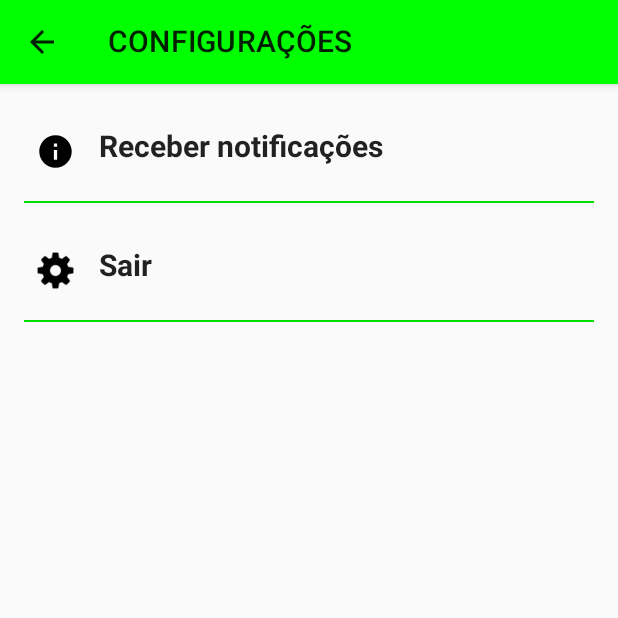
After one commit to MiltonDevSis/iChef, an Android app built with Jetpack Compose: the SettingsActivity screen opened directly, with no data from a screen before it, on a phone screen of 412 x 824 dp, the top half of it. The commit adds this screen. Run offline under Robolectric (Android 15) with nearby library versions, the phone set to English and light mode, and no system bars; our stand-ins replace Dagger/Hilt's generated code.

Commit message:
tela de settings

```diff
--- a/app/src/main/AndroidManifest.xml
+++ b/app/src/main/AndroidManifest.xml
@@ -56,5 +56,11 @@
             android:theme="@style/Theme.Design.Light"
             android:screenOrientation="portrait">
         </activity>
+        <activity
+            android:name=".presentation.presentation.dashboard.settings.SettingsActivity"
+            android:exported="false"
+            android:theme="@style/Theme.Design.Light"
+            android:screenOrientation="portrait">
+        </activity>
     </application>
 </manifest>
--- /dev/null
+++ b/app/src/main/java/com/mpfcoding/ichef_app/framework/navigation/DashboardNavigation.kt
@@ -0,0 +1,5 @@
+package com.mpfcoding.ichef_app.framework.navigation
+
+enum class DashboardNavigation{
+    HOME, PROFILE, SUPPORT, SETTINGS
+}
--- /dev/null
+++ b/app/src/main/java/com/mpfcoding/ichef_app/framework/navigation/DashboardRoutes.kt
@@ -0,0 +1,5 @@
+package com.mpfcoding.ichef_app.framework.navigation
+
+object DashboardRoutes{
+    const val SETTINGS = "settings"
+}
--- /dev/null
+++ b/app/src/main/java/com/mpfcoding/ichef_app/presentation/presentation/dashboard/settings/SettingsActivity.kt
@@ -0,0 +1,103 @@
+package com.mpfcoding.ichef_app.presentation.presentation.dashboard.settings
+
+import android.annotation.SuppressLint
+import android.content.Intent
+import android.os.Bundle
+import androidx.activity.ComponentActivity
+import androidx.activity.compose.setContent
+import androidx.compose.foundation.layout.Column
+import androidx.compose.material.Icon
+import androidx.compose.material.IconButton
+import androidx.compose.material.Text
+import androidx.compose.material.TopAppBar
+import androidx.compose.material.icons.Icons
+import androidx.compose.material.icons.filled.ArrowBack
+import androidx.compose.runtime.getValue
+import androidx.compose.runtime.mutableStateOf
+import androidx.compose.runtime.remember
+import androidx.compose.runtime.setValue
+import androidx.compose.ui.graphics.Color
+import androidx.compose.ui.res.painterResource
+import com.mpfcoding.ichef_app.R
+import com.mpfcoding.ichef_app.core.utils.TOOLBAR_COLOR
+import com.mpfcoding.ichef_app.core.utils.TOOLBAR_CONTENT_COLOR
+import com.mpfcoding.ichef_app.core.utils.fromHex
+import com.mpfcoding.ichef_app.framework.cache.SharedPrefs
+import com.mpfcoding.ichef_app.framework.util.AlertDialogComponent
+import com.mpfcoding.ichef_app.presentation.presentation.intro.IntroActivity
+import com.mpfcoding.ichef_app.presentation.theme.IChef_appTheme
+import dagger.hilt.android.AndroidEntryPoint
+import kotlinx.coroutines.ExperimentalCoroutinesApi
+import javax.inject.Inject
+
+@AndroidEntryPoint
+class SettingsActivity : ComponentActivity() {
+
+    @Inject
+    lateinit var sharedPrefs: SharedPrefs
+
+    //private val viewModel: MainViewModel by viewModels()
+
+    @OptIn(ExperimentalCoroutinesApi::class)
+    @SuppressLint("CoroutineCreationDuringComposition")
+    override fun onCreate(savedInstanceState: Bundle?) {
+        super.onCreate(savedInstanceState)
+        setContent {
+            IChef_appTheme {
+
+                var showDialog by remember { mutableStateOf(false) }
+
+                Column {
+                    TopAppBar(
+                        title = { Text(text = "CONFIGURAÇÕES") },
+                        backgroundColor = Color.fromHex(TOOLBAR_COLOR),
+                        contentColor = Color.fromHex(TOOLBAR_CONTENT_COLOR),
+                        navigationIcon = {
+                            IconButton(onClick = {
+                                finish()
+                            }) {
+                                Icon(
+                                    imageVector = Icons.Filled.ArrowBack,
+                                    contentDescription = null
+                                )
+                            }
+                        }
+                    )
+                    SettingsItens(
+                        image = painterResource(id = R.drawable.ic_info),
+                        title = "Receber notificações",
+                        onClick = {
+
+                        }
+                    )
+                    SettingsItens(
+                        image = painterResource(id = R.drawable.ic_settings),
+                        title = "Sair",
+                        onClick = {
+                            showDialog = true
+                        }
+                    )
+                    AlertDialogComponent(
+                        showDialog,
+                        clickYes = {
+                            sharedPrefs.clearSharedPreferences()
+
+                            val intent = Intent(
+                                this@SettingsActivity, IntroActivity::class.java
+                            )
+                            intent.flags =
+                                Intent.FLAG_ACTIVITY_CLEAR_TOP or
+                                        Intent.FLAG_ACTIVITY_CLEAR_TASK or
+                                        Intent.FLAG_ACTIVITY_NEW_TASK
+                            startActivity(intent)
+                            finish()
+                        },
+                        clickNo = {
+                            showDialog = !showDialog
+                        }
+                    )
+                }
+            }
+        }
+    }
+}
--- /dev/null
+++ b/app/src/main/java/com/mpfcoding/ichef_app/presentation/presentation/dashboard/settings/SettingsItens.kt
@@ -0,0 +1,67 @@
+package com.mpfcoding.ichef_app.presentation.presentation.dashboard.settings
+
+import androidx.compose.foundation.Image
+import androidx.compose.foundation.background
+import androidx.compose.foundation.clickable
+import androidx.compose.foundation.layout.Box
+import androidx.compose.foundation.layout.Column
+import androidx.compose.foundation.layout.Row
+import androidx.compose.foundation.layout.Spacer
+import androidx.compose.foundation.layout.fillMaxWidth
+import androidx.compose.foundation.layout.padding
+import androidx.compose.foundation.layout.size
+import androidx.compose.material.Divider
+import androidx.compose.material.Text
+import androidx.compose.runtime.Composable
+import androidx.compose.runtime.mutableStateOf
+import androidx.compose.runtime.remember
+import androidx.compose.ui.Modifier
+import androidx.compose.ui.graphics.Color
+import androidx.compose.ui.graphics.painter.Painter
+import androidx.compose.ui.text.TextStyle
+import androidx.compose.ui.text.font.FontWeight
+import androidx.compose.ui.unit.dp
+import androidx.compose.ui.unit.sp
+
+@Composable
+fun SettingsItens(
+    modifier: Modifier = Modifier,
+    image: Painter,
+    title: String,
+    onClick: () -> Unit
+) {
+    Column(
+        modifier = modifier
+            .clickable { onClick() }
+            .fillMaxWidth()
+    ) {
+
+        Row(
+            modifier = Modifier.fillMaxWidth()
+                .padding(top = 24.dp, start = 24.dp, end = 24.dp)
+        ) {
+            Image(
+                image,
+                contentDescription = null,
+                modifier = Modifier
+                    .size(42.dp)
+                    .padding(end = 16.dp)
+            )
+            Text(
+                text = title,
+                style = TextStyle(
+                    fontWeight = FontWeight.Bold,
+                    fontSize = 20.sp
+                ),
+                modifier = Modifier.padding(top = 6.dp)
+            )
+        }
+        Spacer(modifier = Modifier.size(12.dp))
+        Divider(
+            modifier = Modifier
+                .fillMaxWidth()
+                .padding(horizontal = 16.dp)
+                .background(Color.Green)
+        )
+    }
+}
--- /dev/null
+++ b/app/src/main/res/drawable/ic_info.xml
@@ -0,0 +1,5 @@
+<vector android:height="24dp" android:tint="#000000"
+    android:viewportHeight="24" android:viewportWidth="24"
+    android:width="24dp" xmlns:android="http://schemas.android.com/apk/res/android">
+    <path android:fillColor="@android:color/white" android:pathData="M12,2C6.48,2 2,6.48 2,12s4.48,10 10,10 10,-4.48 10,-10S17.52,2 12,2zM13,17h-2v-6h2v6zM13,9h-2L11,7h2v2z"/>
+</vector>
```
Also changed, not shown: app/src/main/java/com/mpfcoding/ichef_app/framework/util/AlertDialogComponent.kt (added, +81 -0 lines), app/src/main/java/com/mpfcoding/ichef_app/presentation/presentation/dashboard/DashboardActivity.kt (+15 -15 lines), app/src/main/java/com/mpfcoding/ichef_app/presentation/presentation/dashboard/components/menuapp/MyBottomAppBarComponent.kt (+6 -5 lines).
